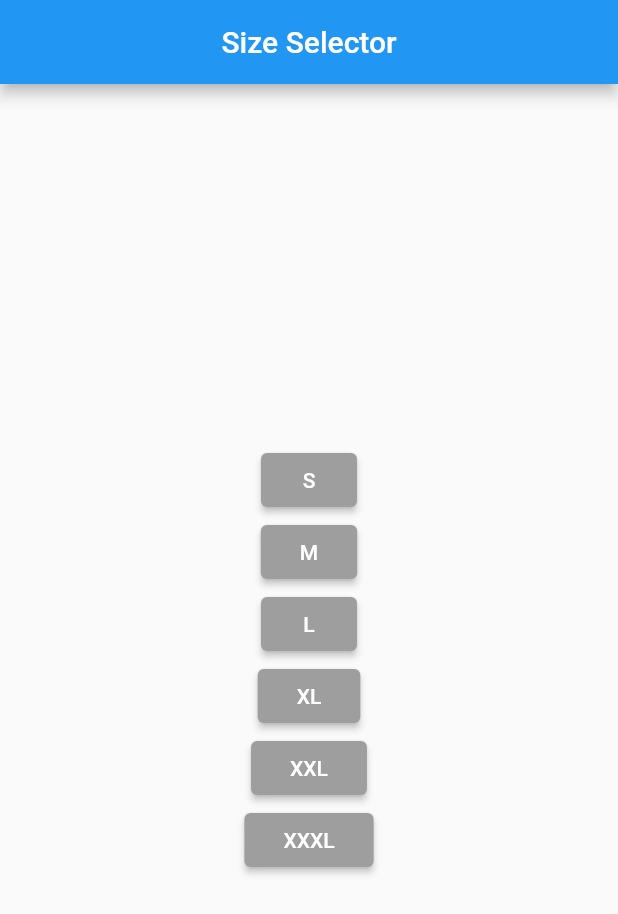
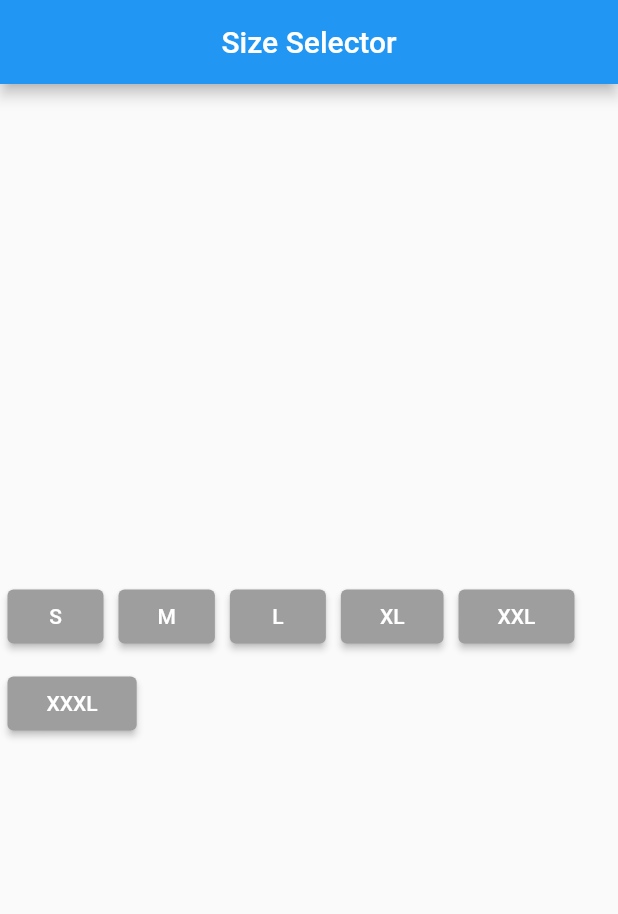
Before and after one commit to shuvosonjoy/flutterPractice, a Flutter app: the screen it shows after launch, on a phone screen of 412 x 824 dp. Shown: the top 914 px of the screen. Run offline on Flutter 3.47's test engine with Material 2 defaults, Android fonts, the light colour scheme and no system bars.

Commit message:
Update main.dart

```diff
--- a/lib/main.dart
+++ b/lib/main.dart
@@ -65,10 +65,12 @@ class _HomeScreenState extends State<HomeScreen> {
           mainAxisAlignment: MainAxisAlignment.center,
           crossAxisAlignment: CrossAxisAlignment.center,
           children: [
-            ButtonBar(
-              alignment: MainAxisAlignment.center,
+            Wrap(
+            //  alignment: MainAxisAlignment.center,
               children: [
-                ElevatedButton(
+                Container(
+                  margin: EdgeInsets.all(5),
+                  child: ElevatedButton(
                     onPressed: () => changeButtonColor(0),
                     style: ElevatedButton.styleFrom(
                       backgroundColor:
@@ -76,10 +78,14 @@ class _HomeScreenState extends State<HomeScreen> {
                     ),
                     child: Padding(
                       padding: const EdgeInsets.all(10.0),
+
                       child: Text("S"),
                     ),
                   ),
-                ElevatedButton(
+                ),
+                Container(
+                  margin: EdgeInsets.all(5),
+                  child: ElevatedButton(
                     onPressed: () => changeButtonColor(1),
                     style: ElevatedButton.styleFrom(
                       backgroundColor:
@@ -90,7 +96,10 @@ class _HomeScreenState extends State<HomeScreen> {
                       child: Text("M"),
                     ),
                   ),
-                ElevatedButton(
+                ),
+                Container(
+                  margin: EdgeInsets.all(5),
+                  child: ElevatedButton(
                     onPressed: () => changeButtonColor(2),
                     style: ElevatedButton.styleFrom(
                       backgroundColor:
@@ -101,7 +110,10 @@ class _HomeScreenState extends State<HomeScreen> {
                       child: Text("L"),
                     ),
                   ),
-                ElevatedButton(
+                ),
+                Container(
+                  margin: EdgeInsets.all(5),
+                  child: ElevatedButton(
                     onPressed: () => changeButtonColor(3),
                     style: ElevatedButton.styleFrom(
                       backgroundColor:
@@ -112,7 +124,10 @@ class _HomeScreenState extends State<HomeScreen> {
                       child: Text("XL"),
                     ),
                   ),
-                ElevatedButton(
+                ),
+                Container(
+                  margin: EdgeInsets.all(5),
+                  child: ElevatedButton(
                     onPressed: () => changeButtonColor(4),
                     style: ElevatedButton.styleFrom(
                       backgroundColor:
@@ -123,7 +138,10 @@ class _HomeScreenState extends State<HomeScreen> {
                       child: Text("XXL"),
                     ),
                   ),
-                ElevatedButton(
+                ),
+                Container(
+                  margin: EdgeInsets.all(5),
+                  child: ElevatedButton(
                     onPressed: () => changeButtonColor(5),
                     style: ElevatedButton.styleFrom(
                       backgroundColor:
@@ -134,6 +152,7 @@ class _HomeScreenState extends State<HomeScreen> {
                       child: Text("XXXL"),
                     ),
                   ),
+                ),
               ],
             ),
           ],
```
Lines whose indentation alone changed are shown as unchanged.
